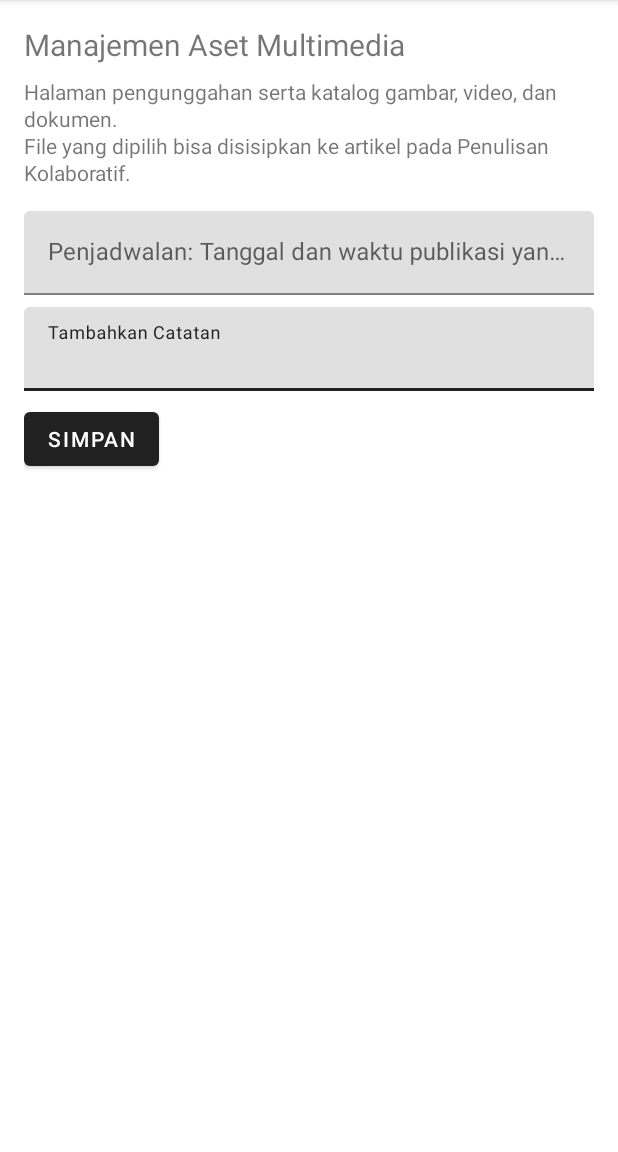
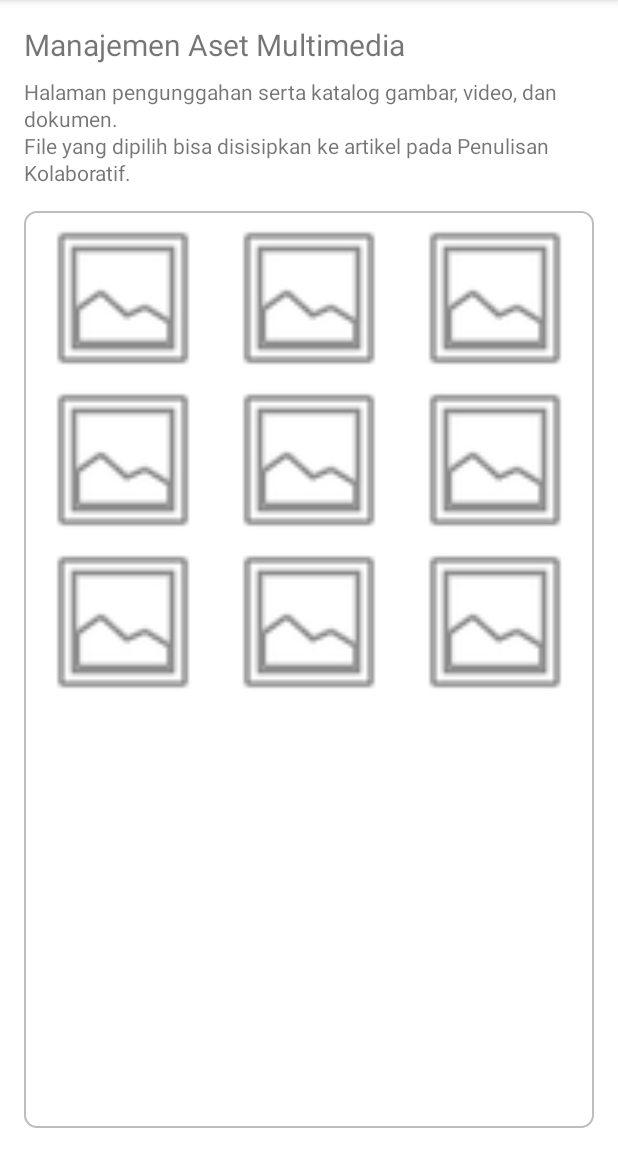
Before and after one commit to cicero78M/PenmasNews, an Android app: the AssetManagerActivity screen opened directly, with no data from a screen before it, on a phone screen of 412 x 824 dp, the part 84-1236 px from its top. Run offline under Robolectric (Android 15) with nearby library versions, the phone set to English and light mode, and no system bars.

Commit message:
Replace asset manager inputs with image grid

```diff
--- /dev/null
+++ b/app/src/main/java/com/example/penmasnews/ui/AssetGridAdapter.kt
@@ -0,0 +1,29 @@
+package com.example.penmasnews.ui
+
+import android.view.LayoutInflater
+import android.view.View
+import android.view.ViewGroup
+import android.widget.ImageView
+import androidx.recyclerview.widget.RecyclerView
+import com.example.penmasnews.R
+
+class AssetGridAdapter(
+    private val items: List<Int>
+) : RecyclerView.Adapter<AssetGridAdapter.ViewHolder>() {
+
+    class ViewHolder(view: View) : RecyclerView.ViewHolder(view) {
+        val image: ImageView = view.findViewById(R.id.imageAsset)
+    }
+
+    override fun onCreateViewHolder(parent: ViewGroup, viewType: Int): ViewHolder {
+        val view = LayoutInflater.from(parent.context)
+            .inflate(R.layout.item_asset_image, parent, false)
+        return ViewHolder(view)
+    }
+
+    override fun onBindViewHolder(holder: ViewHolder, position: Int) {
+        holder.image.setImageResource(items[position])
+    }
+
+    override fun getItemCount(): Int = items.size
+}
--- a/app/src/main/java/com/example/penmasnews/ui/AssetManagerActivity.kt
+++ b/app/src/main/java/com/example/penmasnews/ui/AssetManagerActivity.kt
@@ -1,50 +1,21 @@
 package com.example.penmasnews.ui
 
-import android.app.DatePickerDialog
 import android.os.Bundle
-import android.widget.Button
-import android.widget.EditText
 import androidx.appcompat.app.AppCompatActivity
+import androidx.recyclerview.widget.GridLayoutManager
+import androidx.recyclerview.widget.RecyclerView
 import com.example.penmasnews.R
-import java.util.Calendar
 
 class AssetManagerActivity : AppCompatActivity() {
     override fun onCreate(savedInstanceState: Bundle?) {
         super.onCreate(savedInstanceState)
         setContentView(R.layout.activity_asset_manager)
 
-        val dateEdit = findViewById<EditText>(R.id.editDate)
-        val notesEdit = findViewById<EditText>(R.id.editNotes)
-        val saveButton = findViewById<Button>(R.id.buttonSave)
+        val recyclerView = findViewById<RecyclerView>(R.id.recyclerViewAssets)
+        recyclerView.layoutManager = GridLayoutManager(this, 3)
 
-        val prefs = getSharedPreferences(javaClass.simpleName, MODE_PRIVATE)
-
-        dateEdit.setText(prefs.getString("date", ""))
-        notesEdit.setText(prefs.getString("notes", ""))
-
-        dateEdit.setOnClickListener {
-            showDatePicker(dateEdit)
-        }
-
-        saveButton.setOnClickListener {
-            prefs.edit()
-                .putString("date", dateEdit.text.toString())
-                .putString("notes", notesEdit.text.toString())
-                .apply()
-        }
-    }
-
-    private fun showDatePicker(target: EditText) {
-        val cal = Calendar.getInstance()
-        DatePickerDialog(
-            this,
-            { _, year, month, day ->
-                val result = String.format("%02d-%02d-%04d", day, month + 1, year)
-                target.setText(result)
-            },
-            cal.get(Calendar.YEAR),
-            cal.get(Calendar.MONTH),
-            cal.get(Calendar.DAY_OF_MONTH)
-        ).show()
+        val images = List(9) { android.R.drawable.ic_menu_gallery }
+        val adapter = AssetGridAdapter(images)
+        recyclerView.adapter = adapter
     }
 }
--- a/app/src/main/res/layout/activity_asset_manager.xml
+++ b/app/src/main/res/layout/activity_asset_manager.xml
@@ -1,12 +1,8 @@
 <?xml version="1.0" encoding="utf-8"?>
-<ScrollView xmlns:android="http://schemas.android.com/apk/res/android"
-    android:layout_width="match_parent"
-    android:layout_height="match_parent">
-
-    <LinearLayout
+<LinearLayout xmlns:android="http://schemas.android.com/apk/res/android"
     android:orientation="vertical"
     android:layout_width="match_parent"
-        android:layout_height="wrap_content"
+    android:layout_height="match_parent"
     android:padding="16dp">
 
     <TextView
@@ -20,39 +16,13 @@
         android:text="@string/desc_asset_manager"
         android:layout_width="match_parent"
         android:layout_height="wrap_content"
+        android:paddingBottom="16dp"
         android:lineSpacingExtra="2dp" />
 
-        <com.google.android.material.textfield.TextInputLayout
+    <androidx.recyclerview.widget.RecyclerView
+        android:id="@+id/recyclerViewAssets"
         android:layout_width="match_parent"
-            android:layout_height="wrap_content"
-            android:hint="@string/hint_date"
-            android:layout_marginTop="16dp">
-
-            <com.google.android.material.textfield.TextInputEditText
-                android:id="@+id/editDate"
-                android:layout_width="match_parent"
-                android:layout_height="wrap_content"
-                android:focusable="false"
-                android:clickable="true" />
-        </com.google.android.material.textfield.TextInputLayout>
-
-        <com.google.android.material.textfield.TextInputLayout
-            android:layout_width="match_parent"
-            android:layout_height="wrap_content"
-            android:hint="@string/hint_notes"
-            android:layout_marginTop="8dp">
-
-            <com.google.android.material.textfield.TextInputEditText
-                android:id="@+id/editNotes"
-                android:layout_width="match_parent"
-                android:layout_height="wrap_content" />
-        </com.google.android.material.textfield.TextInputLayout>
-
-        <Button
-            android:id="@+id/buttonSave"
-            android:layout_width="wrap_content"
-            android:layout_height="wrap_content"
-            android:text="@string/action_save"
-            android:layout_marginTop="8dp" />
+        android:layout_height="match_parent"
+        android:background="@drawable/list_border"
+        android:padding="4dp" />
 </LinearLayout>
-</ScrollView>
--- /dev/null
+++ b/app/src/main/res/layout/item_asset_image.xml
@@ -0,0 +1,13 @@
+<?xml version="1.0" encoding="utf-8"?>
+<FrameLayout xmlns:android="http://schemas.android.com/apk/res/android"
+    android:layout_width="match_parent"
+    android:layout_height="wrap_content"
+    android:padding="4dp">
+
+    <ImageView
+        android:id="@+id/imageAsset"
+        android:layout_width="match_parent"
+        android:layout_height="100dp"
+        android:scaleType="centerCrop"
+        android:src="@android:drawable/ic_menu_gallery" />
+</FrameLayout>
```
Lines whose indentation alone changed are shown as unchanged.
